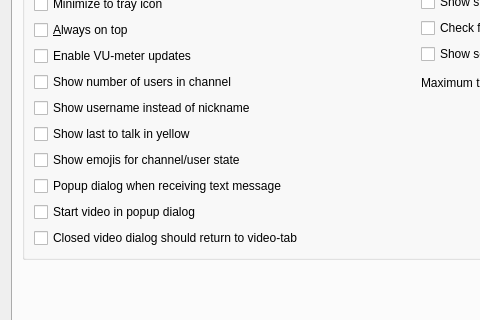
Above: Client/qtTeamTalk/preferences.ui from BearWare/TeamTalk5 before the change; both pictures show x 0 to 480 and y 135 to 455 of the 758 by 637 pixel window. Below: the same form after it.
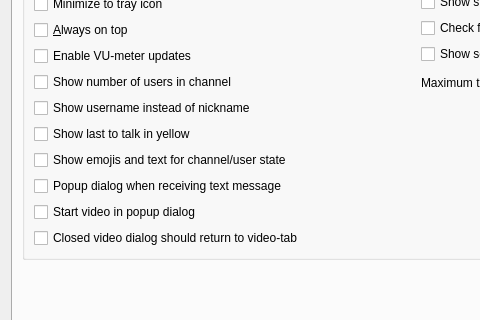
That is the form after the change. The open tabs and pages were chosen to show the change. Icons and pictures are not drawn.

Commit message: Complete option to also disable text for users/channels state

Patch:
```diff
--- a/Client/qtTeamTalk/preferences.ui
+++ b/Client/qtTeamTalk/preferences.ui
@@ -432,7 +432,7 @@
             <item>
              <widget class="QCheckBox" name="emojiChkBox">
               <property name="text">
-               <string>Show emojis for channel/user state</string>
+               <string>Show emojis and text for channel/user state</string>
               </property>
              </widget>
             </item>
```
The commit also changes 1 other file.
